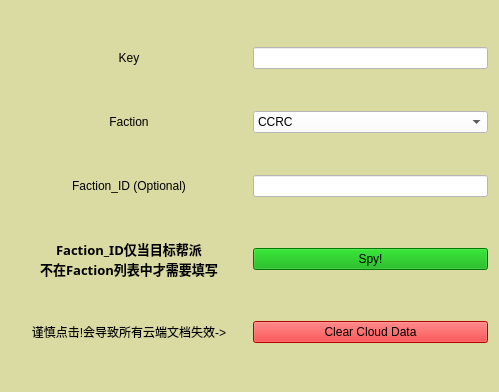
Old version of the form script/faction/basic.ui in the repository contr4l/TornCity-CnWiki.
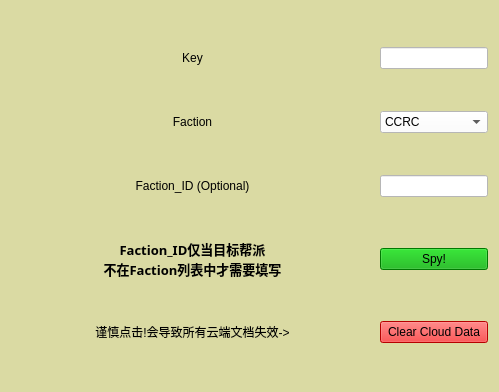
New version of the form.

Commit message: support mouse selection

```diff
--- a/script/faction/basic.ui
+++ b/script/faction/basic.ui
@@ -16,7 +16,7 @@
   <property name="styleSheet">
    <string notr="true">background-color: rgb(218, 218, 163);</string>
   </property>
-  <layout class="QGridLayout" name="gridLayout" rowstretch="1,1,1,1,0,0" columnstretch="1,1">
+  <layout class="QGridLayout" name="gridLayout" rowstretch="1,0,0,0,0" columnstretch="1,0">
    <item row="0" column="1">
     <widget class="QLineEdit" name="key">
      <property name="styleSheet">
@@ -83,6 +83,33 @@
      </item>
     </widget>
    </item>
+   <item row="4" column="1">
+    <widget class="QPushButton" name="ClearAll">
+     <property name="focusPolicy">
+      <enum>Qt::StrongFocus</enum>
+     </property>
+     <property name="styleSheet">
+      <string notr="true">font: 87 12pt &quot;Arial Black&quot;;
+background-color: rgb(255, 0, 0);</string>
+     </property>
+     <property name="text">
+      <string>Clear Cloud Data</string>
+     </property>
+    </widget>
+   </item>
+   <item row="4" column="0">
+    <widget class="QLabel" name="label_5">
+     <property name="styleSheet">
+      <string notr="true">font: 600 10pt &quot;黑体&quot;;</string>
+     </property>
+     <property name="text">
+      <string>谨慎点击!会导致所有云端文档失效-&gt;</string>
+     </property>
+     <property name="alignment">
+      <set>Qt::AlignCenter</set>
+     </property>
+    </widget>
+   </item>
    <item row="1" column="0">
     <widget class="QLabel" name="label_2">
      <property name="styleSheet">
@@ -168,33 +195,6 @@
      </property>
     </widget>
    </item>
-   <item row="4" column="1">
-    <widget class="QPushButton" name="ClearAll">
-     <property name="focusPolicy">
-      <enum>Qt::StrongFocus</enum>
-     </property>
-     <property name="styleSheet">
-      <string notr="true">font: 87 12pt &quot;Arial Black&quot;;
-background-color: rgb(255, 0, 0);</string>
-     </property>
-     <property name="text">
-      <string>Clear Cloud Data</string>
-     </property>
-    </widget>
-   </item>
-   <item row="4" column="0">
-    <widget class="QLabel" name="label_5">
-     <property name="styleSheet">
-      <string notr="true">font: 600 10pt &quot;黑体&quot;;</string>
-     </property>
-     <property name="text">
-      <string>谨慎点击!会导致所有云端文档失效-&gt;</string>
-     </property>
-     <property name="alignment">
-      <set>Qt::AlignCenter</set>
-     </property>
-    </widget>
-   </item>
   </layout>
  </widget>
  <resources/>
```
The commit also changes 1 other file.
